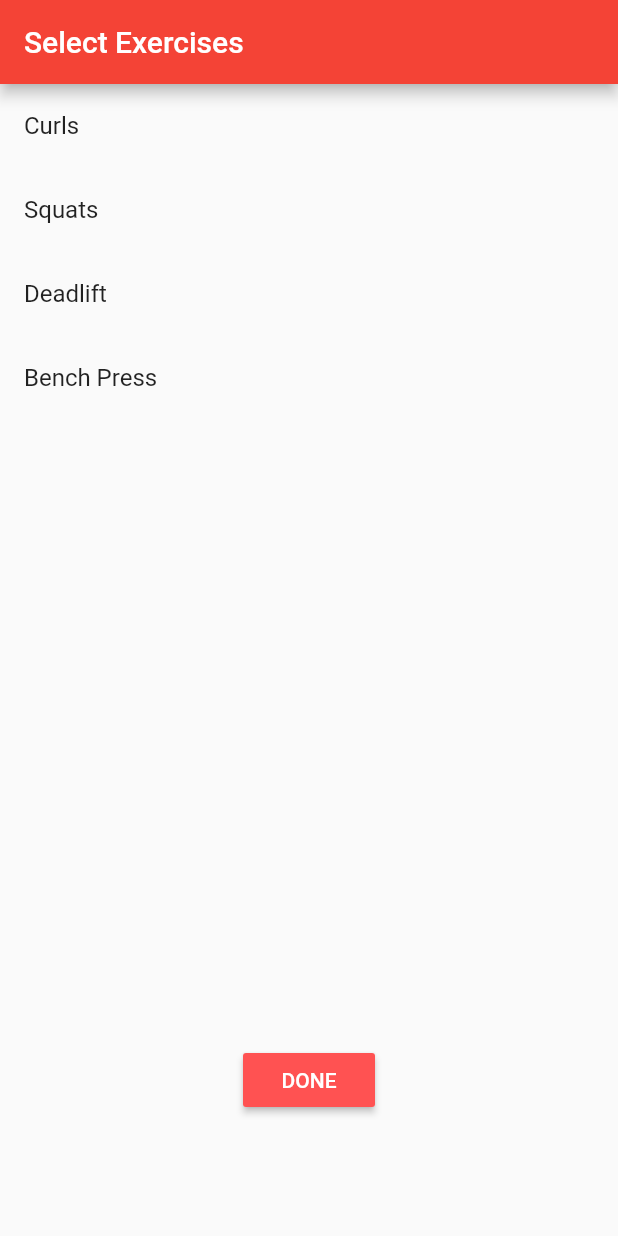
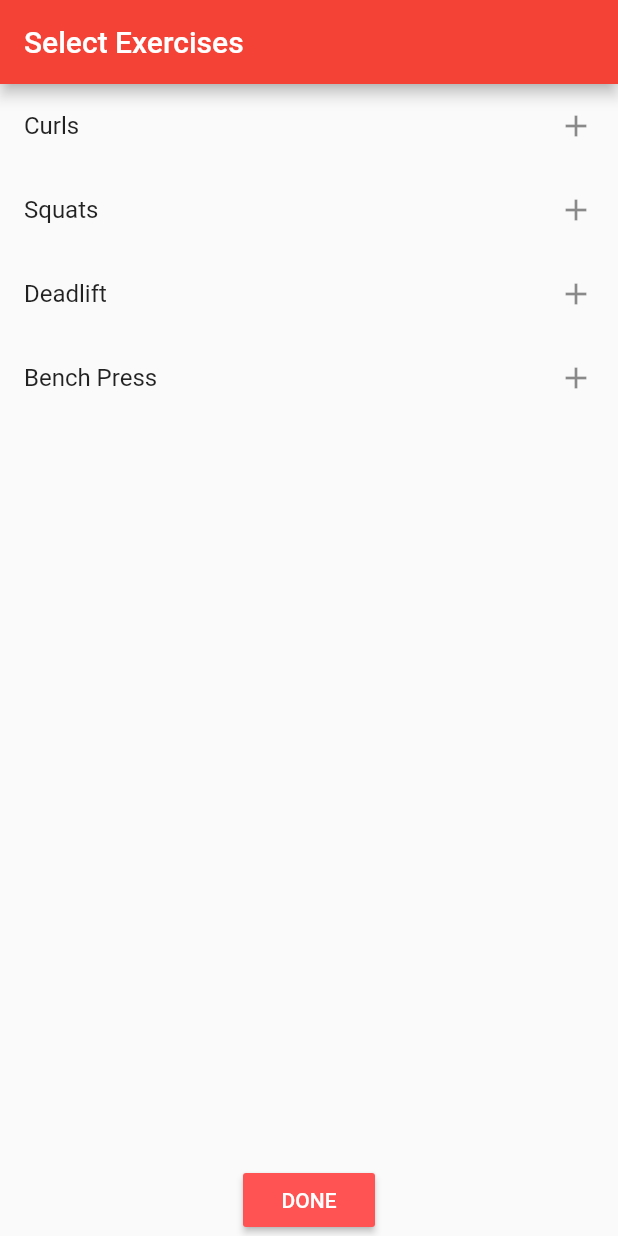
Before and after one commit to bhumboldt/MyLifts, a Flutter app: the screen it shows after launch, on a phone screen of 412 x 824 dp. Run offline on Flutter 3.47's test engine with Material 2 defaults, Android fonts, the phone set to English and light mode, and no system bars; our stand-ins replace charts_flutter.

Commit message:
Addition icons, const widgets for exercise select view

```diff
--- a/my_lifts/lib/exercise_select_view.dart
+++ b/my_lifts/lib/exercise_select_view.dart
@@ -49,14 +49,14 @@ class ExerciseSelectState extends State<ExerciseSelectView> {
       ),
       body: Column(
         children: <Widget>[
-          Container(
-            height: MediaQuery.of(context).size.height - 200,
+          Expanded(
             child: _buildExerciseList(),
+            flex: 2,
           ),
           Padding(
             padding: const EdgeInsets.only(top: 16.0),
             child: RaisedButton(
-              child: Text(
+              child: const Text(
                 'DONE',
                 style: TextStyle(color: Colors.white),
               ),
@@ -100,7 +100,7 @@ class ExerciseSelectState extends State<ExerciseSelectView> {
                   Icons.check,
                   color: Colors.green,
                 )
-              : null,
+              : Icon(Icons.add),
         );
       }).toList(),
     );
```
